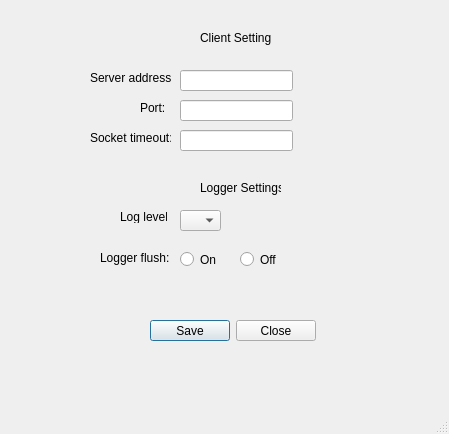
This is Client/settingswindow.ui in ita-social-projects/SMTP-Client-Server as Qt 5 draws it before an edit. The edited form follows.
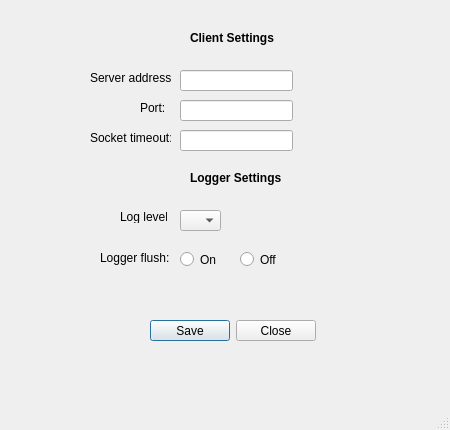
This is the edited form. Icons and pictures are not drawn.

The edit to the form file:
```diff
--- a/Client/settingswindow.ui
+++ b/Client/settingswindow.ui
@@ -6,10 +6,22 @@
    <rect>
     <x>0</x>
     <y>0</y>
-    <width>449</width>
-    <height>434</height>
+    <width>450</width>
+    <height>430</height>
    </rect>
   </property>
+  <property name="minimumSize">
+   <size>
+    <width>450</width>
+    <height>430</height>
+   </size>
+  </property>
+  <property name="maximumSize">
+   <size>
+    <width>450</width>
+    <height>430</height>
+   </size>
+  </property>
   <property name="windowTitle">
    <string>MainWindow</string>
   </property>
@@ -21,16 +33,15 @@
    <widget class="QLabel" name="label">
     <property name="geometry">
      <rect>
-      <x>200</x>
+      <x>190</x>
       <y>30</y>
-      <width>71</width>
+      <width>91</width>
       <height>16</height>
      </rect>
     </property>
     <property name="font">
      <font>
-      <weight>50</weight>
-      <bold>false</bold>
+      <bold>true</bold>
      </font>
     </property>
     <property name="text">
@@ -79,16 +90,15 @@
    <widget class="QLabel" name="label_5">
     <property name="geometry">
      <rect>
-      <x>200</x>
-      <y>180</y>
-      <width>81</width>
+      <x>190</x>
+      <y>170</y>
+      <width>101</width>
       <height>16</height>
      </rect>
     </property>
     <property name="font">
      <font>
-      <weight>50</weight>
-      <bold>false</bold>
+      <bold>true</bold>
      </font>
     </property>
     <property name="text">
```
Left out of the diff: 6 changed lines with no effect on the pictures.
